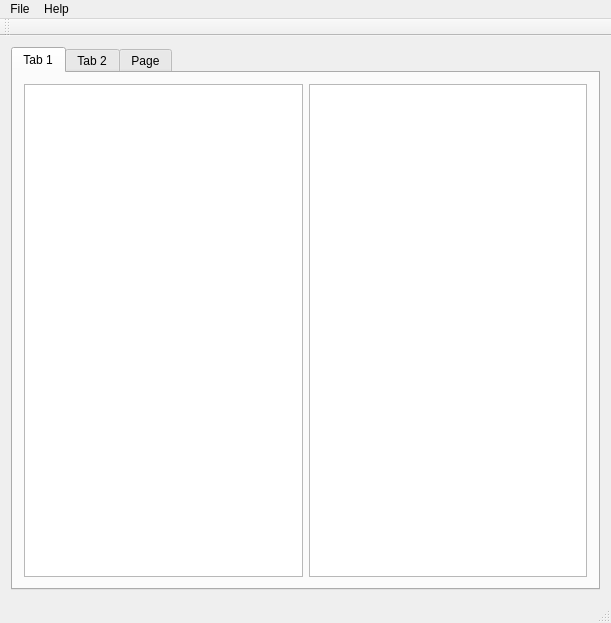
The window that mainwindow.ui (mrnkv/AMSVert) describes before a commit, drawn with Qt 5.
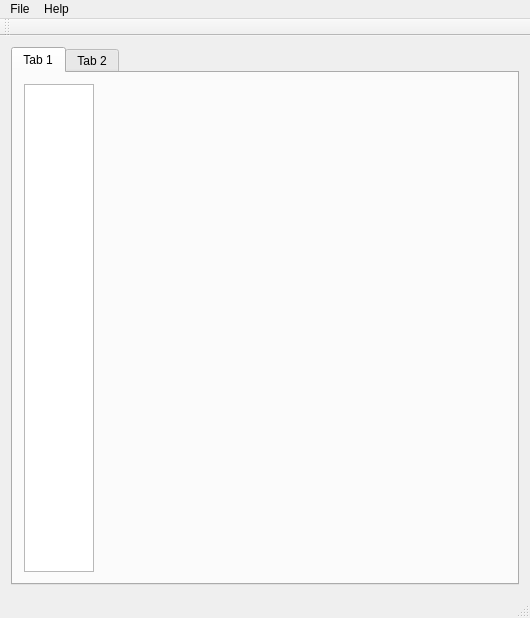
The same window after the commit. The open tabs and pages were chosen to show the change. Custom widgets are drawn as their Qt base class.

Diff of the .ui file:
```diff
--- a/mainwindow.ui
+++ b/mainwindow.ui
@@ -6,8 +6,8 @@
    <rect>
     <x>0</x>
     <y>0</y>
-    <width>611</width>
-    <height>623</height>
+    <width>522</width>
+    <height>618</height>
    </rect>
   </property>
   <property name="windowTitle">
@@ -29,7 +29,24 @@
          <widget class="QTableView" name="levels_X"/>
         </item>
         <item>
-         <widget class="QGraphicsView" name="graphicsViewX"/>
+         <widget class="ResultDrawWidget" name="resultDrawX" native="true">
+          <property name="minimumSize">
+           <size>
+            <width>200</width>
+            <height>0</height>
+           </size>
+          </property>
+         </widget>
+        </item>
+        <item>
+         <widget class="ResultDrawWidget" name="resultDrawY" native="true">
+          <property name="minimumSize">
+           <size>
+            <width>200</width>
+            <height>0</height>
+           </size>
+          </property>
+         </widget>
         </item>
        </layout>
       </widget>
@@ -46,19 +63,6 @@
         </item>
        </layout>
       </widget>
-      <widget class="QWidget" name="tab_3">
-       <attribute name="title">
-        <string>Page</string>
-       </attribute>
-       <layout class="QHBoxLayout" name="horizontalLayout">
-        <item>
-         <widget class="QGraphicsView" name="graphicsViewXold"/>
-        </item>
-        <item>
-         <widget class="QGraphicsView" name="graphicsViewZ"/>
-        </item>
-       </layout>
-      </widget>
      </widget>
     </item>
    </layout>
@@ -68,7 +72,7 @@
     <rect>
      <x>0</x>
      <y>0</y>
-     <width>611</width>
+     <width>522</width>
      <height>25</height>
     </rect>
    </property>
@@ -139,6 +143,14 @@
   </action>
  </widget>
  <layoutdefault spacing="6" margin="11"/>
+ <customwidgets>
+  <customwidget>
+   <class>ResultDrawWidget</class>
+   <extends>QWidget</extends>
+   <header location="global">resultdrawwidget.h</header>
+   <container>1</container>
+  </customwidget>
+ </customwidgets>
  <resources/>
  <connections>
   <connection>
```
Left out of the diff: 2 changed lines with no effect on the pictures.
